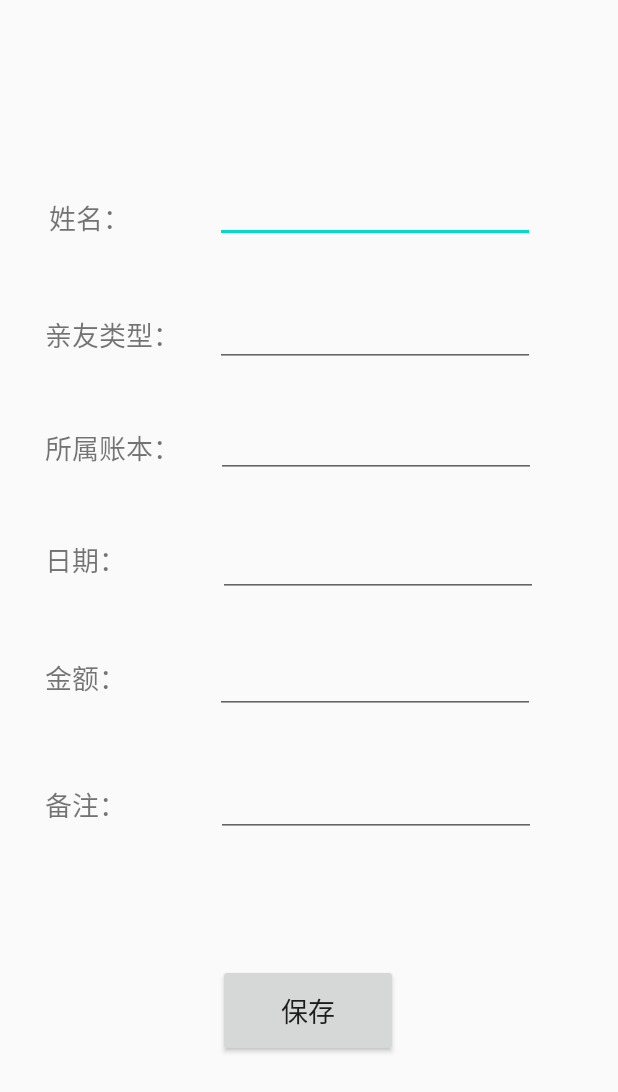
After one commit to ssJokerss/YOM_new, an Android app: the layout activity_button_main.xml on its own in the app's theme, with its tools: preview values and no code run, on a phone screen of 412 x 824 dp. The commit adds this screen. Shown: the top 1092 px of the screen. Run offline under Robolectric (Android 15) with nearby library versions, the phone set to English and light mode, and no system bars.

Commit message:
new class2

```diff
--- /dev/null
+++ b/app/src/main/java/com/jnu/yomtab/ButtonMainActivity.java
@@ -0,0 +1,24 @@
+package com.jnu.yomtab;
+
+import androidx.appcompat.app.AppCompatActivity;
+
+import android.content.Intent;
+import android.os.Bundle;
+import android.view.View;
+import android.widget.Button;
+
+public class ButtonMainActivity extends AppCompatActivity {
+
+    @Override
+    protected void onCreate(Bundle savedInstanceState) {
+        super.onCreate(savedInstanceState);
+        setContentView(R.layout.activity_button_main);
+        final Button startButtonActivity = (Button)findViewById(R.id.button_save);
+        startButtonActivity.setOnClickListener(new View.OnClickListener(){
+            public void onClick(View v){
+                Intent intent = new Intent(ButtonMainActivity.this,upFragment.class);
+                startActivity(intent);
+            }
+        });
+    }
+}
--- a/app/src/main/java/com/jnu/yomtab/FragmentAdapter.java
+++ b/app/src/main/java/com/jnu/yomtab/FragmentAdapter.java
@@ -10,7 +10,11 @@ public class FragmentAdapter extends FragmentPagerAdapter {
     ArrayList<Fragment> datas;
     ArrayList<String> titles;
 
-    public FragmentAdapter(FragmentManager fm) {super(fm);}
+    public FragmentAdapter(FragmentManager fm, ArrayList<Fragment> fragments, ArrayList<String> tiles) {
+        super(fm);
+        this.datas = fragments;
+        this.titles = tiles;
+    }
     public void setData(ArrayList<Fragment> datas) {this.datas = datas;}
     public void setTitles(ArrayList<String> titles) {this.titles = titles;}
     @Override
@@ -25,4 +29,5 @@ public class FragmentAdapter extends FragmentPagerAdapter {
     public CharSequence getPageTitle(int position) {
         return titles == null ? null : titles.get(position);
     }
+
 }
--- a/app/src/main/java/com/jnu/yomtab/MainActivity.java
+++ b/app/src/main/java/com/jnu/yomtab/MainActivity.java
@@ -2,6 +2,7 @@ package com.jnu.yomtab;
 
 import androidx.appcompat.app.AppCompatActivity;
 import androidx.fragment.app.Fragment;
+import androidx.fragment.app.FragmentManager;
 import androidx.viewpager.widget.ViewPager;
 
 import android.content.Context;
@@ -12,6 +13,7 @@ import android.view.View;
 import android.view.ViewGroup;
 import android.widget.ArrayAdapter;
 import android.widget.Button;
+import android.widget.ImageView;
 import android.widget.TextView;
 
 import com.google.android.material.tabs.TabLayout;
@@ -24,32 +26,17 @@ public class MainActivity extends AppCompatActivity {
     PersonAdapter bookAdapter;//自定义适配器BookAdapter
     private List<Person> People = new ArrayList<>();//创建ArrayList
     PersonAdapter personAdapter;
+    private TabLayout tabLayout;
+    private ViewPager viewPager;
+    private ArrayList<Fragment> fragments;
+    private ArrayList<String> titles;
     @Override
     protected void onCreate(Bundle savedInstanceState) {
         super.onCreate(savedInstanceState);
         setContentView(R.layout.activity_main);
         init();
-        personAdapter = new PersonAdapter(
-                MainActivity.this, R.layout.person_item, People);
-        PersonFragmentAdapter myPageAdapter = new PersonFragmentAdapter(getSupportFragmentManager());
-        ArrayList<String> titles = new ArrayList<String>();
-        titles.add("收礼");
-        titles.add("主页");
-        titles.add("随礼");
-        myPageAdapter.setTitles(titles);
-
-        ArrayList<Fragment> datas = new ArrayList<Fragment>();
-        datas.add(new upFragment(personAdapter));//收礼
-        datas.add(new CalendarFragment());//主页
-        datas.add(new upFragment(personAdapter));//随礼myPageAdapter.setData(datas);
-        myPageAdapter.setData(datas);
-
-        TabLayout tabLayout = (TabLayout) findViewById(R.id.tablayout);
-        ViewPager viewPager = (ViewPager) findViewById(R.id.view_pager);
-// 将适配器设置进ViewPager
-        viewPager.setAdapter(myPageAdapter);
-// 将ViewPager与TabLayout相关联
-        tabLayout.setupWithViewPager(viewPager);
+        initViewpager();
+        init2();
         final Button startButtonActivity = (Button)findViewById(R.id.button);
         startButtonActivity.setOnClickListener(new View.OnClickListener(){
             public void onClick(View v){
@@ -58,11 +45,46 @@ public class MainActivity extends AppCompatActivity {
             }
         });
     }
-    private void init() {
+    private void init(){
+        tabLayout = (TabLayout) findViewById(R.id.tablayout);
+        viewPager = (ViewPager) findViewById(R.id.view_pager);
+        //设置是否开启ViewPager滑动
+        //viewPager.setPagingEnabled(true);
+        fragments = new ArrayList<Fragment>();
+        titles = new ArrayList<String>();
+
+    }
+    private void initViewpager(){
+        fragments.add(new upFragment());
+        fragments.add(new CalendarFragment());
+        fragments.add(new downFragment());
+
+        fragment_pageradpter adpter = new fragment_pageradpter(getSupportFragmentManager(),fragments,null);
+        viewPager.setAdapter(adpter);
+        new_tab();
+    }
+    private void new_tab(){
+        tabLayout.addTab(tabLayout.newTab().setCustomView(tab_icon("随礼",R.drawable.ic_down)));
+        tabLayout.addTab(tabLayout.newTab().setCustomView(tab_icon("主页",R.drawable.ic_home)));
+        tabLayout.addTab(tabLayout.newTab().setCustomView(tab_icon("收礼",R.drawable.ic_up)));
+        //Tablayout自定义view绑定ViewPager
+        viewPager.addOnPageChangeListener(new TabLayout.TabLayoutOnPageChangeListener(tabLayout));
+        tabLayout.addOnTabSelectedListener(new TabLayout.ViewPagerOnTabSelectedListener(viewPager));
+    }
+    private View tab_icon(String name,int iconID){
+        View newtab =  LayoutInflater.from(this).inflate(R.layout.icon_view,null);
+        TextView tv = (TextView) newtab.findViewById(R.id.tabtext);
+        tv.setText(name);
+        ImageView im = (ImageView)newtab.findViewById(R.id.tabicon);
+        im.setImageResource(iconID);
+        return newtab;
+    }
+    private void init2() {
         People.add(new Person("张三"));
         People.add(new Person("王五"));
         People.add(new Person("李四"));
     }
+
     //自定义适配器BookAdapter
     public class PersonAdapter extends ArrayAdapter<Person> {
 
--- /dev/null
+++ b/app/src/main/res/layout/activity_button_main.xml
@@ -0,0 +1,178 @@
+<?xml version="1.0" encoding="utf-8"?>
+<androidx.constraintlayout.widget.ConstraintLayout xmlns:android="http://schemas.android.com/apk/res/android"
+    xmlns:app="http://schemas.android.com/apk/res-auto"
+    xmlns:tools="http://schemas.android.com/tools"
+    android:layout_width="match_parent"
+    android:layout_height="match_parent"
+    tools:context=".ButtonMainActivity">
+
+    <TextView
+        android:id="@+id/money"
+        android:layout_width="wrap_content"
+        android:layout_height="wrap_content"
+        android:text="金额："
+        android:textSize="18sp"
+        app:layout_constraintBottom_toBottomOf="parent"
+        app:layout_constraintEnd_toEndOf="parent"
+        app:layout_constraintHorizontal_bias="0.084"
+        app:layout_constraintStart_toStartOf="parent"
+        app:layout_constraintTop_toTopOf="parent"
+        app:layout_constraintVertical_bias="0.55" />
+
+    <TextView
+        android:id="@+id/plus"
+        android:layout_width="wrap_content"
+        android:layout_height="wrap_content"
+        android:text="备注："
+        android:textSize="18sp"
+        app:layout_constraintBottom_toBottomOf="parent"
+        app:layout_constraintEnd_toEndOf="parent"
+        app:layout_constraintHorizontal_bias="0.084"
+        app:layout_constraintStart_toStartOf="parent"
+        app:layout_constraintTop_toTopOf="parent"
+        app:layout_constraintVertical_bias="0.656" />
+
+    <TextView
+        android:id="@+id/name"
+        android:layout_width="wrap_content"
+        android:layout_height="wrap_content"
+        android:text="姓名："
+        android:textSize="18sp"
+        app:layout_constraintBottom_toBottomOf="parent"
+        app:layout_constraintEnd_toEndOf="parent"
+        app:layout_constraintHorizontal_bias="0.092"
+        app:layout_constraintStart_toStartOf="parent"
+        app:layout_constraintTop_toTopOf="parent"
+        app:layout_constraintVertical_bias="0.165" />
+
+    <Button
+        android:id="@+id/button_save"
+        android:layout_width="120dp"
+        android:layout_height="62dp"
+        android:text="保存"
+        app:layout_constraintBottom_toBottomOf="parent"
+        app:layout_constraintEnd_toEndOf="parent"
+        app:layout_constraintHorizontal_bias="0.498"
+        app:layout_constraintStart_toStartOf="parent"
+        app:layout_constraintTop_toTopOf="parent"
+        android:textSize="18sp"
+        app:layout_constraintVertical_bias="0.843" />
+
+    <TextView
+        android:id="@+id/note"
+        android:layout_width="wrap_content"
+        android:layout_height="wrap_content"
+        android:text="所属账本："
+        android:textSize="18sp"
+        app:layout_constraintBottom_toBottomOf="parent"
+        app:layout_constraintEnd_toEndOf="parent"
+        app:layout_constraintHorizontal_bias="0.093"
+        app:layout_constraintStart_toStartOf="parent"
+        app:layout_constraintTop_toTopOf="parent"
+        app:layout_constraintVertical_bias="0.357" />
+
+    <TextView
+        android:id="@+id/date"
+        android:layout_width="wrap_content"
+        android:layout_height="wrap_content"
+        android:text="日期："
+        android:textSize="18sp"
+        app:layout_constraintBottom_toBottomOf="parent"
+        app:layout_constraintEnd_toEndOf="parent"
+        app:layout_constraintHorizontal_bias="0.084"
+        app:layout_constraintStart_toStartOf="parent"
+        app:layout_constraintTop_toTopOf="parent"
+        app:layout_constraintVertical_bias="0.451" />
+
+    <TextView
+        android:id="@+id/relation"
+        android:layout_width="wrap_content"
+        android:layout_height="wrap_content"
+        android:text="亲友类型："
+        android:textSize="18sp"
+        app:layout_constraintBottom_toBottomOf="parent"
+        app:layout_constraintEnd_toEndOf="parent"
+        app:layout_constraintHorizontal_bias="0.093"
+        app:layout_constraintStart_toStartOf="parent"
+        app:layout_constraintTop_toTopOf="parent"
+        app:layout_constraintVertical_bias="0.263" />
+
+    <EditText
+        android:id="@+id/name_edit"
+        android:layout_width="wrap_content"
+        android:layout_height="wrap_content"
+        android:ems="10"
+        android:inputType="textPersonName"
+        app:layout_constraintBottom_toBottomOf="parent"
+        app:layout_constraintEnd_toEndOf="parent"
+        app:layout_constraintHorizontal_bias="0.721"
+        app:layout_constraintStart_toStartOf="parent"
+        app:layout_constraintTop_toTopOf="parent"
+        app:layout_constraintVertical_bias="0.15" />
+
+    <EditText
+        android:id="@+id/plus_edit"
+        android:layout_width="wrap_content"
+        android:layout_height="wrap_content"
+        android:ems="10"
+        android:inputType="textPersonName"
+        app:layout_constraintBottom_toBottomOf="parent"
+        app:layout_constraintEnd_toEndOf="parent"
+        app:layout_constraintHorizontal_bias="0.726"
+        app:layout_constraintStart_toStartOf="parent"
+        app:layout_constraintTop_toTopOf="parent"
+        app:layout_constraintVertical_bias="0.658" />
+
+    <EditText
+        android:id="@+id/relation_edit"
+        android:layout_width="wrap_content"
+        android:layout_height="wrap_content"
+        android:ems="10"
+        android:inputType="textPersonName"
+        app:layout_constraintBottom_toBottomOf="parent"
+        app:layout_constraintEnd_toEndOf="parent"
+        app:layout_constraintHorizontal_bias="0.721"
+        app:layout_constraintStart_toStartOf="parent"
+        app:layout_constraintTop_toTopOf="parent"
+        app:layout_constraintVertical_bias="0.256" />
+
+    <EditText
+        android:id="@+id/note_edit"
+        android:layout_width="wrap_content"
+        android:layout_height="wrap_content"
+        android:ems="10"
+        android:inputType="textPersonName"
+        app:layout_constraintBottom_toBottomOf="parent"
+        app:layout_constraintEnd_toEndOf="parent"
+        app:layout_constraintHorizontal_bias="0.726"
+        app:layout_constraintStart_toStartOf="parent"
+        app:layout_constraintTop_toTopOf="parent"
+        app:layout_constraintVertical_bias="0.351" />
+
+    <EditText
+        android:id="@+id/date_edit"
+        android:layout_width="wrap_content"
+        android:layout_height="wrap_content"
+        android:ems="10"
+        android:inputType="date"
+        app:layout_constraintBottom_toBottomOf="parent"
+        app:layout_constraintEnd_toEndOf="parent"
+        app:layout_constraintHorizontal_bias="0.731"
+        app:layout_constraintStart_toStartOf="parent"
+        app:layout_constraintTop_toTopOf="parent"
+        app:layout_constraintVertical_bias="0.453" />
+
+    <EditText
+        android:id="@+id/money_edit"
+        android:layout_width="wrap_content"
+        android:layout_height="wrap_content"
+        android:ems="10"
+        android:inputType="number"
+        app:layout_constraintBottom_toBottomOf="parent"
+        app:layout_constraintEnd_toEndOf="parent"
+        app:layout_constraintHorizontal_bias="0.721"
+        app:layout_constraintStart_toStartOf="parent"
+        app:layout_constraintTop_toTopOf="parent"
+        app:layout_constraintVertical_bias="0.553" />
+
+</androidx.constraintlayout.widget.ConstraintLayout>
--- a/app/src/main/res/layout/activity_main.xml
+++ b/app/src/main/res/layout/activity_main.xml
@@ -21,15 +21,17 @@
     <Button
         android:id="@+id/button"
         android:layout_width="100dp"
-        android:layout_height="50dp"
+        android:layout_height="85dp"
+        android:layout_gravity="right"
         android:layout_weight="1"
-        android:layout_gravity="right"
+        android:background="@drawable/shape"
+        android:textSize="25sp"
         android:text="+" />
 
     <com.google.android.material.tabs.TabLayout
         android:id="@+id/tablayout"
         android:layout_width="match_parent"
-        android:layout_height="wrap_content"
+        android:layout_height="102dp"
         android:layout_weight="2" />
 
 
```
